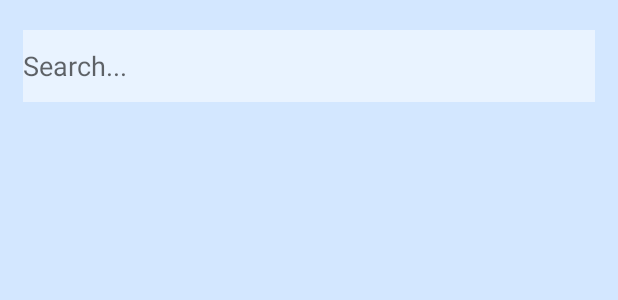
After one commit to hassankh0/application-meteo, an Android app: the layout fragment_search.xml on its own in the app's theme, with its tools: preview values and no code run, on a phone screen of 412 x 824 dp. The commit adds this screen. Shown: the top 300 px of the screen. Run offline under Robolectric (Android 15) with nearby library versions, the phone set to English and light mode, and no system bars.

Commit message:
MeteoSearch

```diff
--- a/app/src/main/java/com/example/applicationmeteo/MainActivity.kt
+++ b/app/src/main/java/com/example/applicationmeteo/MainActivity.kt
@@ -5,6 +5,7 @@ import android.os.PersistableBundle
 import androidx.appcompat.app.AppCompatActivity
 import androidx.fragment.app.Fragment
 import com.example.applicationmeteo.fragments.HomeFragment
+import com.example.applicationmeteo.fragments.SearchFragment
 import com.example.applicationmeteo.fragments.WeekFragment
 import com.google.android.material.bottomnavigation.BottomNavigationView
 
@@ -19,6 +20,9 @@ class MainActivity : AppCompatActivity() {
             when(it.itemId) {
                 R.id.home_page -> {
                     loadFragment(HomeFragment(this))
+                }
+                R.id.home_location -> {
+                    loadFragment(SearchFragment(this))
                 }
             }
         }
--- /dev/null
+++ b/app/src/main/res/layout/fragment_search.xml
@@ -0,0 +1,33 @@
+<?xml version="1.0" encoding="utf-8"?>
+<LinearLayout xmlns:android="http://schemas.android.com/apk/res/android"
+    android:orientation="vertical"
+    xmlns:app="http://schemas.android.com/apk/res-auto"
+    android:layout_width="match_parent"
+    android:layout_height="match_parent"
+    android:background="@color/bleu_claire">
+    <LinearLayout
+        android:id="@+id/weekCard"
+        android:layout_width="match_parent"
+        android:layout_height="wrap_content"
+        android:orientation="horizontal">
+        <EditText
+            android:id="@+id/searchEditText"
+            android:layout_width="match_parent"
+            android:layout_height="48dp"
+            android:hint="Search..."
+            android:layout_marginHorizontal="15dp"
+            android:background="@color/blanc_transparant"
+            android:layout_marginTop="20dp"
+            android:inputType="text" />
+    </LinearLayout>
+
+        <androidx.recyclerview.widget.RecyclerView
+        android:id="@+id/list_weather_search_result"
+        android:layout_width="match_parent"
+        android:layout_height="match_parent"
+        android:orientation="vertical"
+            android:layout_marginTop="15dp"
+        app:layoutManager="androidx.recyclerview.widget.LinearLayoutManager">
+
+        </androidx.recyclerview.widget.RecyclerView>
+</LinearLayout>
```
Also changed, not shown: app/src/main/java/com/example/applicationmeteo/fragments/SearchFragment.kt (added, +55 -0 lines), app/src/main/res/layout/item_meteo_search_result.xml (added, +88 -0 lines).
